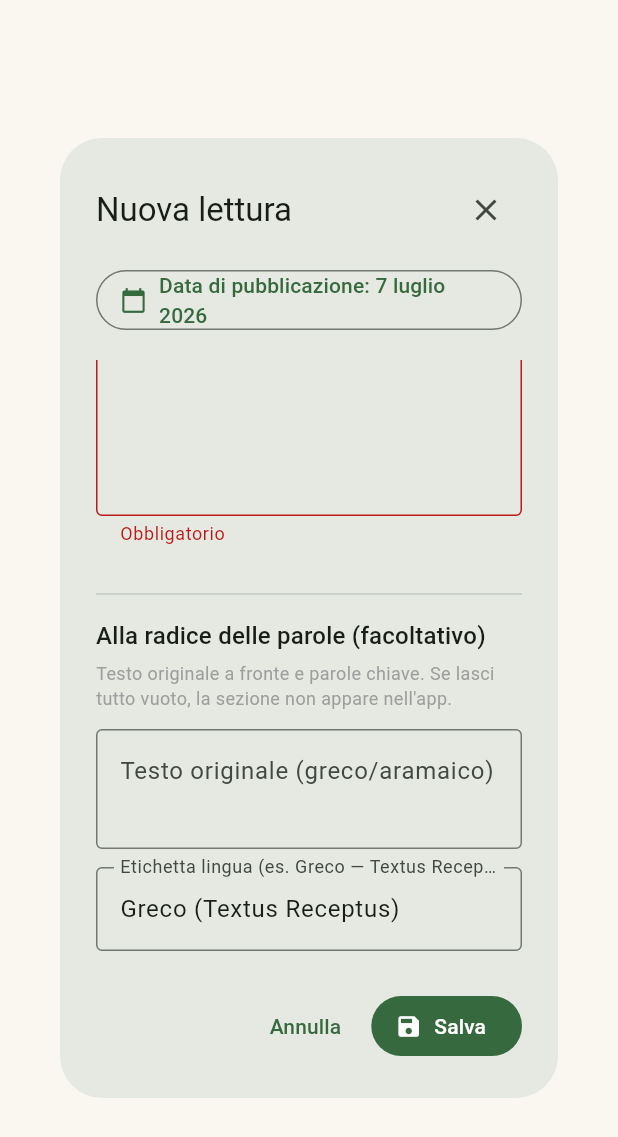
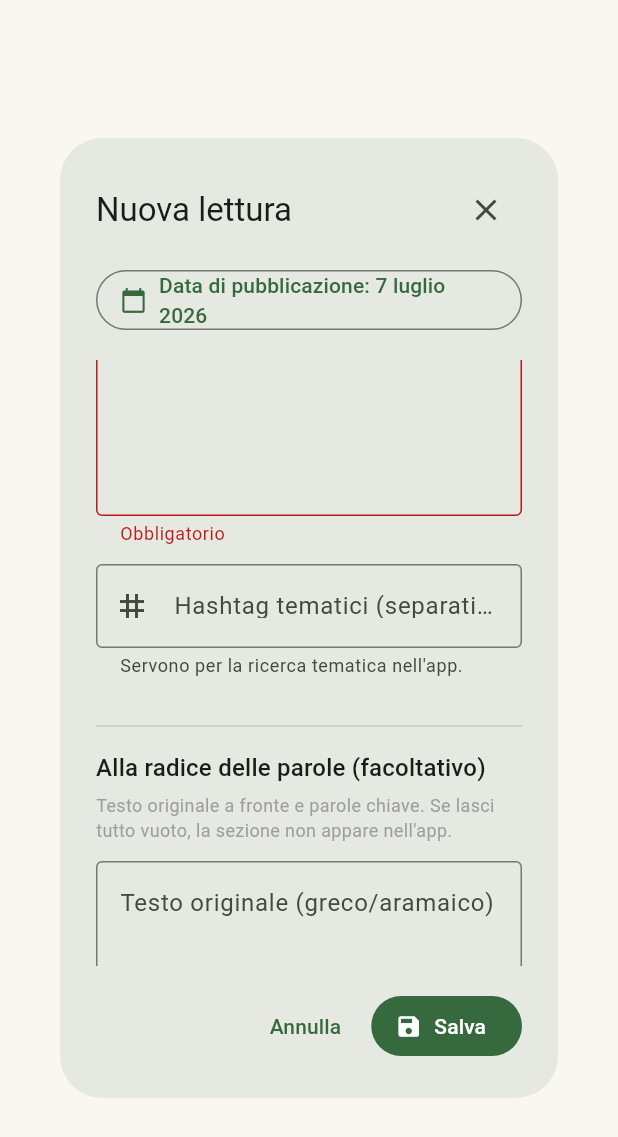
Before and after one commit to ppipponzi87-cpu/giardino-del-cuore-admin, a Flutter app: the _LetturaEditor widget shown alone on an empty page, opened directly, scrolled down 576 dp, after a tap on "Salva", on a phone screen of 412 x 824 dp. Shown: the top 1137 px of the screen. Run offline on Flutter 3.47's test engine with Material 3 defaults, Android fonts, the phone set to English and light mode, and no system bars; our stand-ins replace file_picker, just_audio, supabase_flutter; accounts and stored records are empty.

Commit message:
Hashtag e auto-suggerimento parole chiave nell'editor letture
- Campo hashtag tematici (salvati come array tags)
- "Componi" ora suggerisce 5 parole chiave (greco o arabo) con traslitterazione,
  significato da completare a mano

Co-Authored-By: Claude Fable 5 <noreply@anthropic.com>

```diff
--- a/lib/pages/letture_tab.dart
+++ b/lib/pages/letture_tab.dart
@@ -146,6 +146,7 @@ class _LetturaEditorState extends State<_LetturaEditor> {
   late final TextEditingController _commento;
   late final TextEditingController _originale;
   late final TextEditingController _lingua;
+  late final TextEditingController _tags;
   final List<_KeyWordRow> _parole = [];
   late DateTime _data;
   bool _busy = false;
@@ -171,6 +172,19 @@ class _LetturaEditorState extends State<_LetturaEditor> {
         if (res.original.isNotEmpty) {
           _lingua.text = res.originalLanguage;
         }
+        // Precompila le parole chiave solo se non ce ne sono già.
+        if (_parole.every((p) => p.greco.text.trim().isEmpty) &&
+            res.suggestions.isNotEmpty) {
+          for (final p in _parole) {
+            p.dispose();
+          }
+          _parole
+            ..clear()
+            ..addAll(res.suggestions.map((s) => _KeyWordRow.from({
+                  'greco': s.original,
+                  'traslitterazione': s.translit,
+                })));
+        }
       });
     } on ComposeException catch (e) {
       setState(() => _composeError = e.message);
@@ -191,6 +205,8 @@ class _LetturaEditorState extends State<_LetturaEditor> {
     _originale = TextEditingController(text: e?['testo_originale'] as String? ?? '');
     _lingua = TextEditingController(
         text: e?['lingua_originale'] as String? ?? 'Greco (Textus Receptus)');
+    final tagList = (e?['tags'] as List?)?.map((t) => t.toString()).toList();
+    _tags = TextEditingController(text: (tagList ?? const []).join(', '));
     final parole = (e?['parole_chiave'] as List?)?.cast<Map<String, dynamic>>();
     if (parole != null) {
       for (final p in parole) {
@@ -209,6 +225,7 @@ class _LetturaEditorState extends State<_LetturaEditor> {
     _commento.dispose();
     _originale.dispose();
     _lingua.dispose();
+    _tags.dispose();
     for (final p in _parole) {
       p.dispose();
     }
@@ -236,6 +253,12 @@ class _LetturaEditorState extends State<_LetturaEditor> {
         .where((p) => p.greco.text.trim().isNotEmpty)
         .map((p) => p.toJson())
         .toList();
+    final tags = _tags.text
+        .split(RegExp(r'[,\n]'))
+        .map((t) => t.trim().toLowerCase().replaceAll('#', ''))
+        .where((t) => t.isNotEmpty)
+        .toSet()
+        .toList();
     final payload = {
       'data_pubblicazione':
           DateFormat('yyyy-MM-dd').format(_data),
@@ -247,6 +270,7 @@ class _LetturaEditorState extends State<_LetturaEditor> {
       'lingua_originale':
           _originale.text.trim().isEmpty ? null : _lingua.text.trim(),
       'parole_chiave': parole,
+      'tags': tags,
     };
     try {
       if (widget.existing != null) {
@@ -374,6 +398,18 @@ class _LetturaEditorState extends State<_LetturaEditor> {
                           ),
                           validator: (v) =>
                               (v == null || v.trim().isEmpty) ? 'Obbligatorio' : null,
+                        ),
+                        const SizedBox(height: 12),
+                        TextFormField(
+                          controller: _tags,
+                          decoration: const InputDecoration(
+                            labelText: 'Hashtag tematici (separati da virgola)',
+                            hintText: 'es. misericordia, paura, perdono',
+                            prefixIcon: Icon(Icons.tag),
+                            border: OutlineInputBorder(),
+                            helperText:
+                                'Servono per la ricerca tematica nell\'app.',
+                          ),
                         ),
                         const SizedBox(height: 24),
                         const Divider(),
```
Also changed, not shown: lib/gospel_fetcher.dart (+91 -0 lines).
